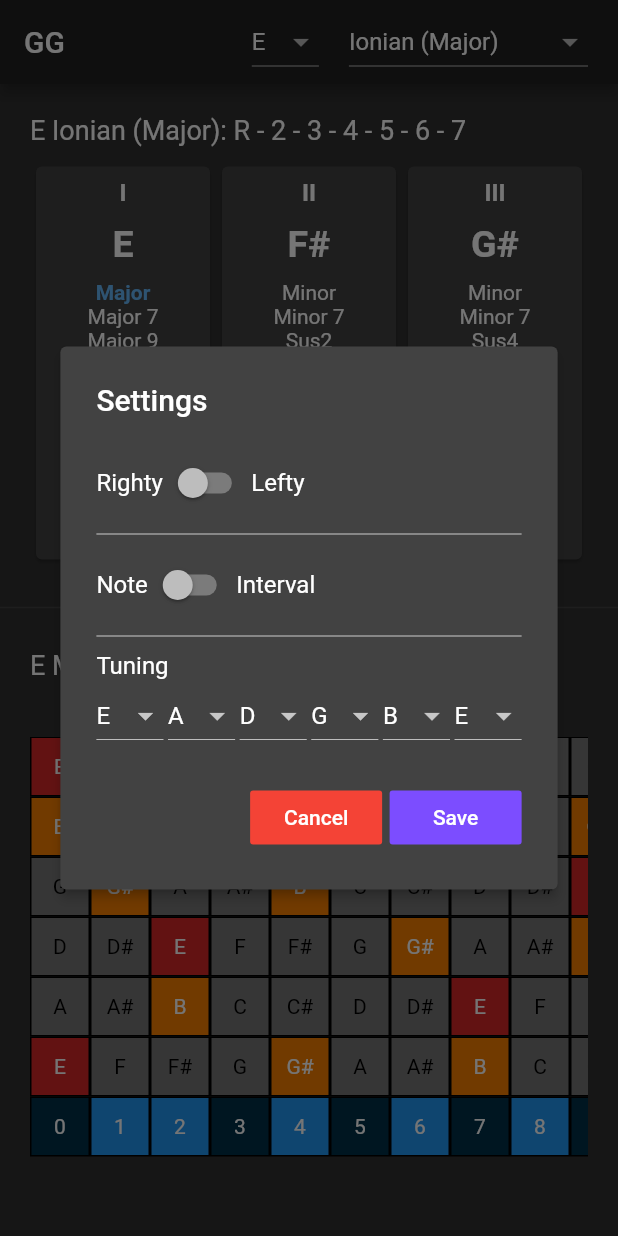
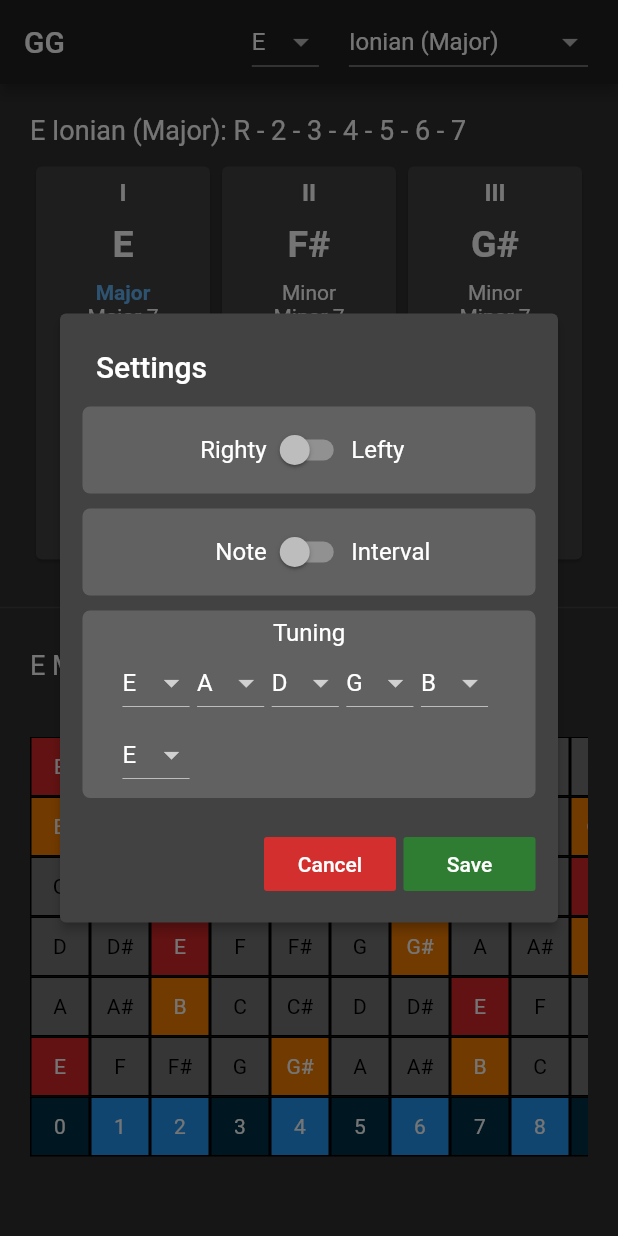
Before and after one commit to EricBichara/GuitarGuide, a Flutter app: the screen it shows after launch, after a tap on "Major", after a tap on "Settings", on a phone screen of 412 x 824 dp. Run offline on Flutter 3.47's test engine with Material 2 defaults, Android fonts, the phone set to English and light mode, and no system bars; our stand-ins replace flutter_platform_widgets, get_it.

Commit message:
settings styling

```diff
--- a/lib/widgets/board.dart
+++ b/lib/widgets/board.dart
@@ -138,12 +138,14 @@ class _BoardState extends State<Board> {
                 ),
                 onPressed: () {
                   showDialog(
-                      context: context,
-                      builder: (context) => AlertDialog(
-                        title: Text('Settings'),
-                        elevation: 3,
-                        content: SettingsDialog(),
-                      ));
+                    context: context,
+                    builder: (context) => AlertDialog(
+                      contentPadding: const EdgeInsets.all(15),
+                      title: Text('Settings'),
+                      elevation: 3,
+                      content: SettingsDialog(),
+                    ),
+                  );
                 },
               ),
             ],
--- a/lib/widgets/settings_dialog.dart
+++ b/lib/widgets/settings_dialog.dart
@@ -63,42 +63,96 @@ class _SettingsDialogState extends State<SettingsDialog> {
         mainAxisAlignment: MainAxisAlignment.start,
         crossAxisAlignment: CrossAxisAlignment.start,
         children: [
-          Row(
+          Container(
+            decoration: BoxDecoration(
+              borderRadius: BorderRadius.circular(5),
+              color: Colors.grey.shade700,
+            ),
+            padding: const EdgeInsets.symmetric(horizontal: 10, vertical: 5),
+            alignment: Alignment.center,
+            child: Row(
+              mainAxisSize: MainAxisSize.max,
+              mainAxisAlignment: MainAxisAlignment.center,
               children: [
-              Text('Righty'),
-              PlatformSwitch(
+                Flexible(
+                  fit: FlexFit.tight,
+                  flex: 2,
+                  child: Text('Righty', textAlign: TextAlign.right,),
+                ),
+                Flexible(
+                  fit: FlexFit.tight,
+                  flex: 1,
+                  child: PlatformSwitch(
                       value: isLefty,
                       onChanged: (bool value) {
                         setState(() {
                           isLefty = value;
                         });
                       }),
-              Text('Lefty')
+                ),
+                Flexible(
+                  fit: FlexFit.tight,
+                  flex: 2,
+                  child: Text('Lefty'),
+                ),
               ],
             ),
-          Divider(
-            color: Colors.grey,
-            thickness: 1,
-            height: 20,
           ),
-          Row(
+          SizedBox(
+            height: 10,
+          ),
+          Container(
+            decoration: BoxDecoration(
+              borderRadius: BorderRadius.circular(5),
+              color: Colors.grey.shade700,
+            ),
+            padding: const EdgeInsets.symmetric(horizontal: 10, vertical: 5),
+            alignment: Alignment.center,
+            child: Row(
+              mainAxisSize: MainAxisSize.max,
+              mainAxisAlignment: MainAxisAlignment.center,
               children: [
-              Text('Note'),
-              PlatformSwitch(
+                Flexible(
+                  fit: FlexFit.tight,
+                  flex: 2,
+                  child: Text(
+                    'Note',
+                    textAlign: TextAlign.right,
+                  ),
+                ),
+                Flexible(
+                  flex: 1,
+                  fit: FlexFit.tight,
+                  child: PlatformSwitch(
                       value: showInterval,
                       onChanged: (bool value) {
                         setState(() {
                           showInterval = value;
                         });
                       }),
-              Text('Interval'),
+                ),
+                Flexible(
+                  fit: FlexFit.tight,
+                  flex: 2,
+                  child: Text('Interval'),
+                ),
               ],
             ),
-          Divider(
-            color: Colors.grey,
-            thickness: 1,
-            height: 20,
           ),
+          SizedBox(
+            height: 10,
+          ),
+          Container(
+            decoration: BoxDecoration(
+              borderRadius: BorderRadius.circular(5),
+              color: Colors.grey.shade700,
+            ),
+            padding: const EdgeInsets.symmetric(horizontal: 10, vertical: 5),
+            alignment: Alignment.center,
+            child: Column(
+              crossAxisAlignment: CrossAxisAlignment.center,
+              mainAxisSize: MainAxisSize.min,
+              children: [
                 Text(
                   'Tuning',
                   textAlign: TextAlign.start,
@@ -106,24 +160,29 @@ class _SettingsDialogState extends State<SettingsDialog> {
                 Wrap(
                   children: [
                     createDropdownButton(5),
-              SizedBox(width: 3),
+                    SizedBox(width: 5),
                     createDropdownButton(4),
-              SizedBox(width: 3),
+                    SizedBox(width: 5),
                     createDropdownButton(3),
-              SizedBox(width: 3),
+                    SizedBox(width: 5),
                     createDropdownButton(2),
-              SizedBox(width: 3),
+                    SizedBox(width: 5),
                     createDropdownButton(1),
-              SizedBox(width: 3),
+                    SizedBox(width: 5),
                     createDropdownButton(0),
                   ],
                 ),
-          SizedBox(height: 20,),
+              ],
+            ),
+          ),
+          SizedBox(
+            height: 20,
+          ),
           Row(
             mainAxisAlignment: MainAxisAlignment.end,
             children: [
               FlatButton(
-                color: Colors.red,
+                color: Colors.red.shade700,
                 child: Text('Cancel'),
                 onPressed: () {
                   Navigator.pop(context);
@@ -133,7 +192,7 @@ class _SettingsDialogState extends State<SettingsDialog> {
                 width: 5,
               ),
               FlatButton(
-                color: Colors.deepPurpleAccent,
+                color: Colors.green.shade800,
                 onPressed: () {
                   saveSettings();
                 },
```
Lines whose indentation alone changed are shown as unchanged.
